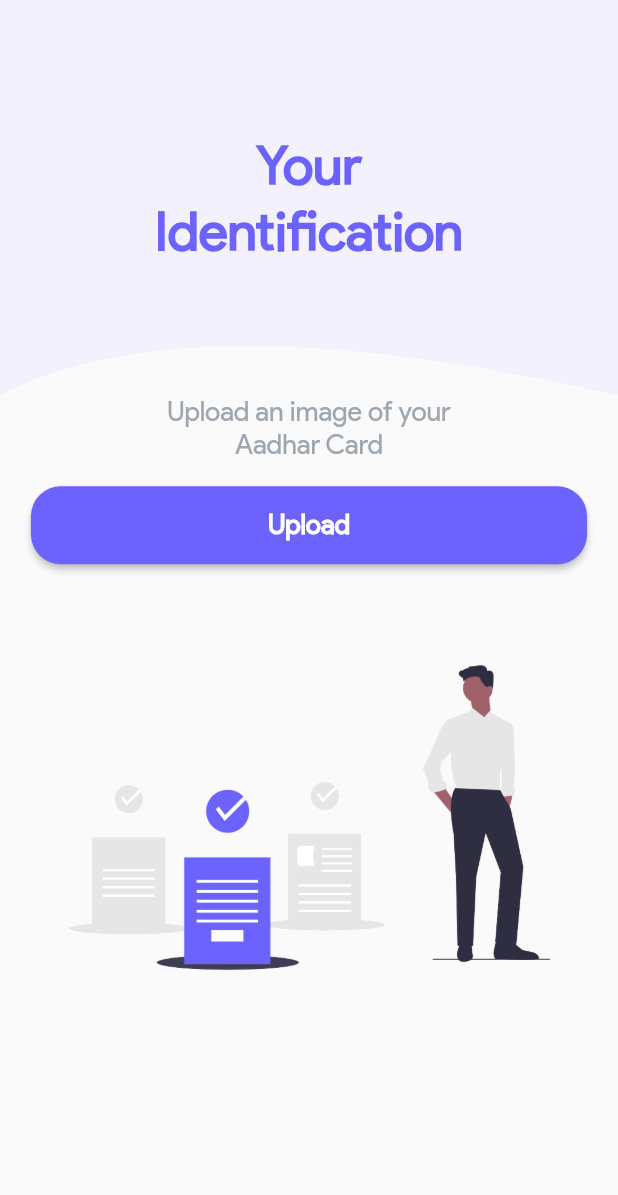
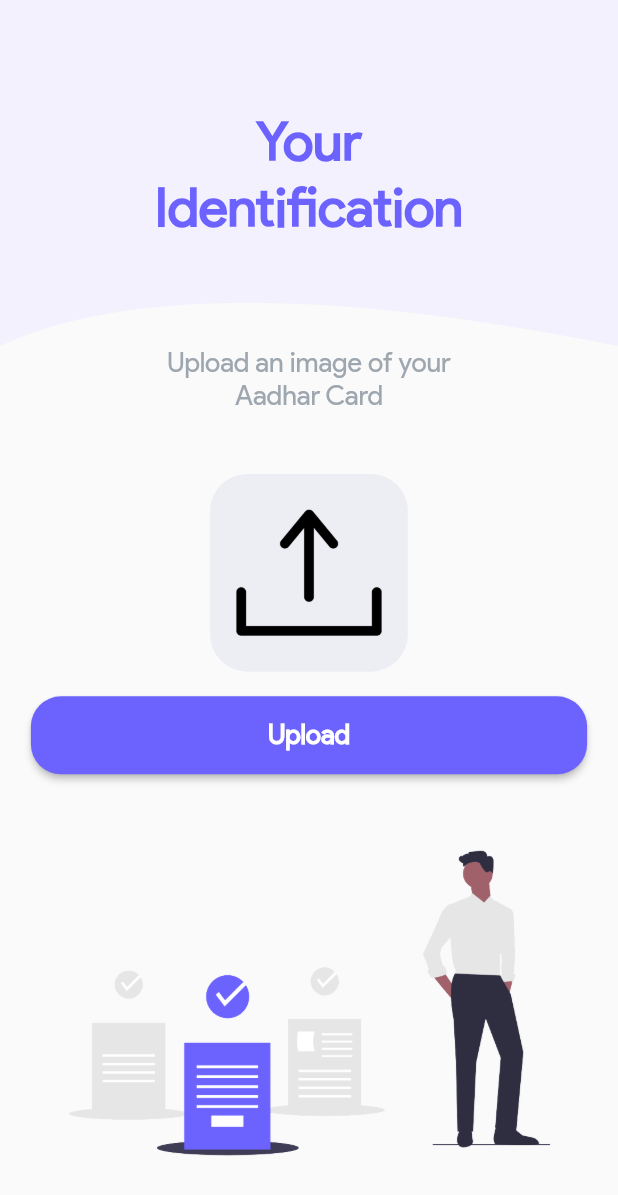
Before and after one commit to Shubham555/proximityAlert, a Flutter app: the IdentificationScreen screen opened by its route, on a phone screen of 412 x 824 dp. Shown: the top 1195 px of the screen. Run offline on Flutter 3.47's test engine with Material 2 defaults, Android fonts, the phone set to English and light mode, and no system bars; our stand-ins replace pin_code_fields.

Commit message:
identification screen frontend done

```diff
--- a/lib/screens/identification_screen.dart
+++ b/lib/screens/identification_screen.dart
@@ -14,7 +14,7 @@ class IdentificationScreen extends StatelessWidget {
           children: [
             ClipPath(
               child: Container(
-                height: height * 0.32,
+                height: height * 0.28,
                 color: kCurveBgColor,
                 padding: EdgeInsets.symmetric(horizontal: 20),
                 child: Center(
@@ -35,13 +35,25 @@ class IdentificationScreen extends StatelessWidget {
                 textAlign: TextAlign.center,
               ),
             ),
-
+            Container(
+              margin: EdgeInsets.only(top: height * 0.05),
+              decoration: BoxDecoration(
+                borderRadius: BorderRadius.circular(height * 0.03),
+                color: kTextFieldBgColor,
+              ),
+              height: height * 0.16,
+              width: height * 0.16,
+              child: MaterialButton(
+                onPressed: null,
+                child: Image.asset('assets/images/upload.png'),
+              ),
+            ),
             //TODO:Add upload aadhar card button here
             Container(
                 padding: EdgeInsets.symmetric(
                     horizontal: MediaQuery.of(context).size.width * 0.05),
                 margin:
-                    EdgeInsets.fromLTRB(0, height * 0.02, 0, height * 0.045),
+                    EdgeInsets.fromLTRB(0, height * 0.02, 0, height * 0.025),
                 child: ButtonStyle(
                   text: 'Upload',
                 )),
```
Also changed, not shown: assets/images/upload.png (added).
